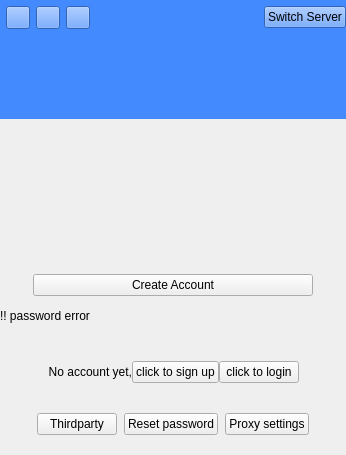
First picture: the form in src/ui/WizLoginDialog.ui, repository altairwei/WizNotePlus, before the edit.
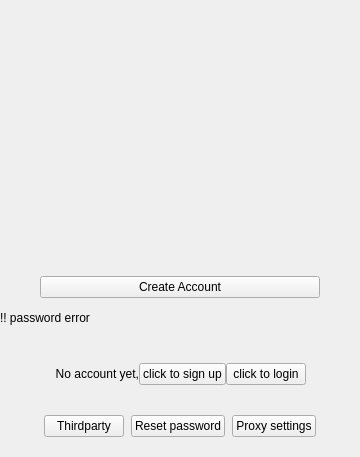
Second picture: the form after the edit. The open tabs and pages were chosen to show the change. Custom widgets are drawn as their Qt base class.

Commit message: FIX: unify login dialog UI on Mac with other sys

The edit to the form file:
```diff
--- a/src/ui/WizLoginDialog.ui
+++ b/src/ui/WizLoginDialog.ui
@@ -6,8 +6,8 @@
    <rect>
     <x>0</x>
     <y>0</y>
-    <width>346</width>
-    <height>455</height>
+    <width>360</width>
+    <height>457</height>
    </rect>
   </property>
   <property name="windowTitle">
@@ -30,97 +30,9 @@
     <number>0</number>
    </property>
    <item>
-    <layout class="QHBoxLayout" name="layout_titleBar">
-     <item>
-      <widget class="QWidget" name="widget_titleBar" native="true">
-       <property name="minimumSize">
-        <size>
-         <width>0</width>
-         <height>0</height>
-        </size>
-       </property>
-       <property name="autoFillBackground">
-        <bool>false</bool>
-       </property>
-       <property name="styleSheet">
-        <string notr="true">background-color:#448aff</string>
-       </property>
-       <layout class="QHBoxLayout" name="horizontalLayout_7">
-        <property name="leftMargin">
-         <number>0</number>
-        </property>
-        <property name="topMargin">
-         <number>0</number>
-        </property>
-        <property name="rightMargin">
-         <number>0</number>
-        </property>
-        <property name="bottomMargin">
-         <number>0</number>
-        </property>
-        <item>
-         <layout class="QHBoxLayout" name="horizontalLayout">
-          <property name="spacing">
-           <number>6</number>
-          </property>
-          <property name="leftMargin">
-           <number>6</number>
-          </property>
-          <property name="topMargin">
-           <number>6</number>
-          </property>
-          <item>
-           <widget class="QToolButton" name="btn_close">
-            <property name="text">
-             <string/>
-            </property>
-           </widget>
-          </item>
-          <item>
-           <widget class="QToolButton" name="btn_max">
-            <property name="text">
-             <string/>
-            </property>
-           </widget>
-          </item>
-          <item>
-           <widget class="QToolButton" name="btn_min">
-            <property name="text">
-             <string/>
-            </property>
-           </widget>
-          </item>
-          <item>
-           <spacer name="horizontalSpacer">
-            <property name="orientation">
-             <enum>Qt::Horizontal</enum>
-            </property>
-            <property name="sizeHint" stdset="0">
-             <size>
-              <width>40</width>
-              <height>20</height>
-             </size>
-            </property>
-           </spacer>
-          </item>
-          <item>
-           <widget class="QPushButton" name="btn_selectServer">
-            <property name="text">
-             <string>Switch Server</string>
-            </property>
-           </widget>
-          </item>
-         </layout>
-        </item>
-       </layout>
-      </widget>
-     </item>
-    </layout>
-   </item>
-   <item>
-    <widget class="QWidget" name="widget" native="true">
+    <widget class="QWidget" name="widget_logo" native="true">
      <property name="styleSheet">
-      <string notr="true">background-color: #448aff;</string>
+      <string notr="true"/>
      </property>
      <layout class="QHBoxLayout" name="horizontalLayout_8">
       <property name="spacing">
```
Left out of the diff: 9 changed lines with no effect on the pictures. The commit also changes 4 other files.
